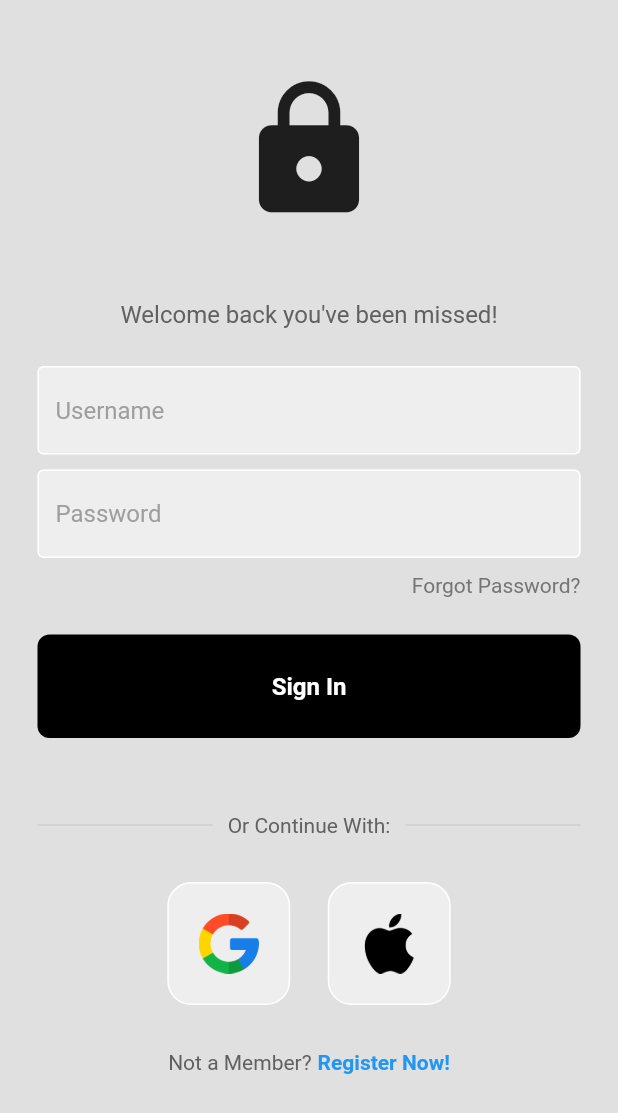
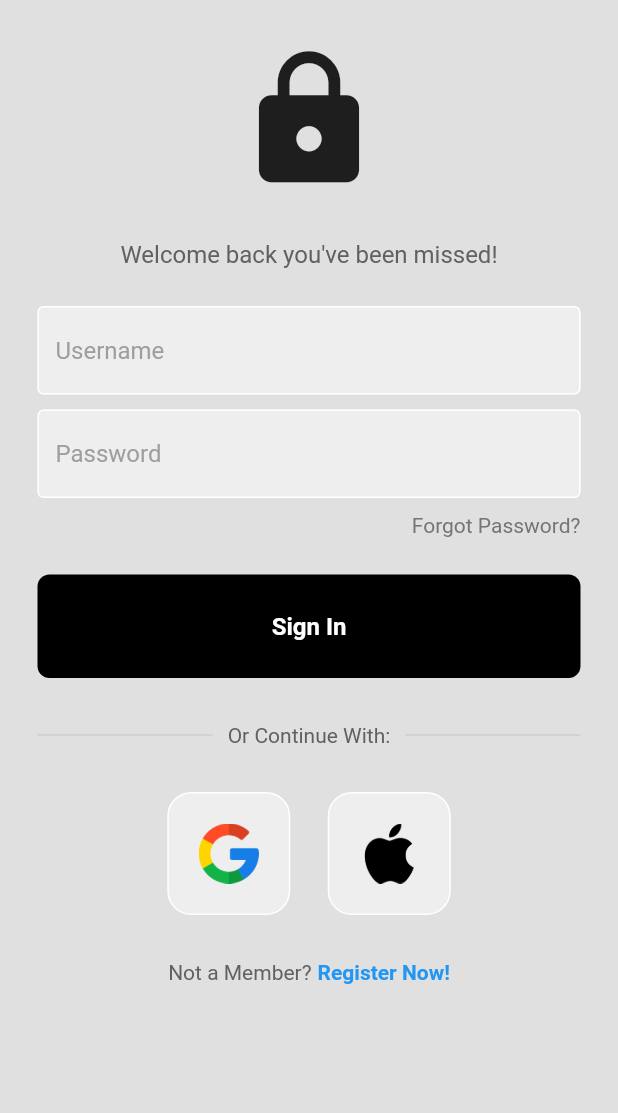
Before and after one commit to detyree/flutter_ecom_app, a Flutter app: the screen it shows after launch, on a phone screen of 412 x 824 dp. Shown: the top 1113 px of the screen. Run offline on Flutter 3.47's test engine with Material 2 defaults, Android fonts, the phone set to English and light mode, and no system bars.

Commit message:
asthetic fixes

```diff
--- a/flutter_authy/lib/pages/login_page.dart
+++ b/flutter_authy/lib/pages/login_page.dart
@@ -21,12 +21,12 @@ class LoginPage extends StatelessWidget {
             child: Column(
               mainAxisAlignment: MainAxisAlignment.center,
               children: [
-                const SizedBox(height: 50),
+                const SizedBox(height: 30),
                 const Icon(
                   Icons.lock,
                   size: 100,
                 ),
-                const SizedBox(height: 50),
+                const SizedBox(height: 30),
                 Text(
                   'Welcome back you\'ve been missed!',
                   style: TextStyle(
@@ -61,7 +61,7 @@ class LoginPage extends StatelessWidget {
                 ),
                 const SizedBox(height: 25),
                 MyButton(onTap: signUserIn),
-                const SizedBox(height: 50),
+                const SizedBox(height: 30),
                 Padding(
                   padding: const EdgeInsets.symmetric(horizontal: 25.0),
                   child: Row(
```
